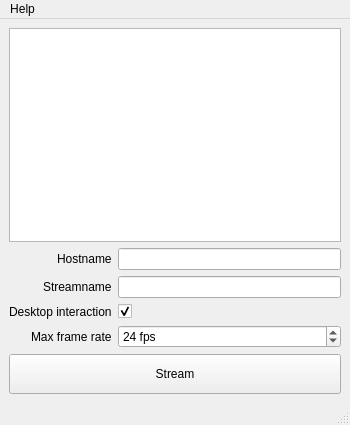
First picture: the form in apps/DesktopStreamer/mainwindow.ui, repository tribal-tec/Deflect, before the edit.
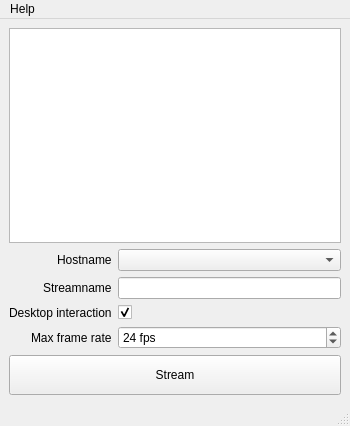
Second picture: the form after the edit.

Commit message: Use Servus item model in combobox; make model editable to add any host + default bbpav02 host

```diff
--- a/apps/DesktopStreamer/mainwindow.ui
+++ b/apps/DesktopStreamer/mainwindow.ui
@@ -7,7 +7,7 @@
     <x>0</x>
     <y>0</y>
     <width>350</width>
-    <height>425</height>
+    <height>426</height>
    </rect>
   </property>
   <property name="sizePolicy">
@@ -77,18 +77,27 @@
        </widget>
       </item>
       <item row="1" column="1">
-       <widget class="QLineEdit" name="_hostnameLineEdit">
+       <widget class="QComboBox" name="_hostnameComboBox">
         <property name="sizePolicy">
          <sizepolicy hsizetype="Expanding" vsizetype="Fixed">
           <horstretch>0</horstretch>
           <verstretch>0</verstretch>
          </sizepolicy>
         </property>
-        <property name="minimumSize">
-         <size>
-          <width>0</width>
-          <height>0</height>
-         </size>
+        <property name="mouseTracking">
+         <bool>true</bool>
+        </property>
+        <property name="acceptDrops">
+         <bool>true</bool>
+        </property>
+        <property name="editable">
+         <bool>false</bool>
+        </property>
+        <property name="currentText">
+         <string/>
+        </property>
+        <property name="maxVisibleItems">
+         <number>5</number>
         </property>
        </widget>
       </item>
```
Left out of the diff: 54 changed lines with no effect on the pictures. The commit also changes 3 other files.
